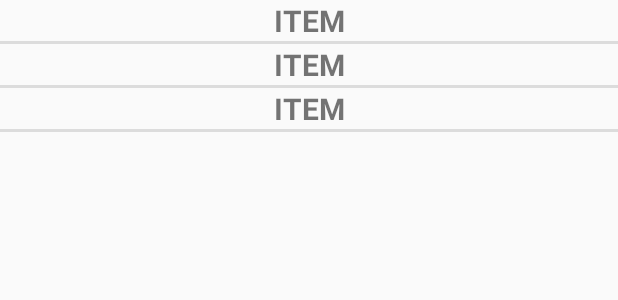
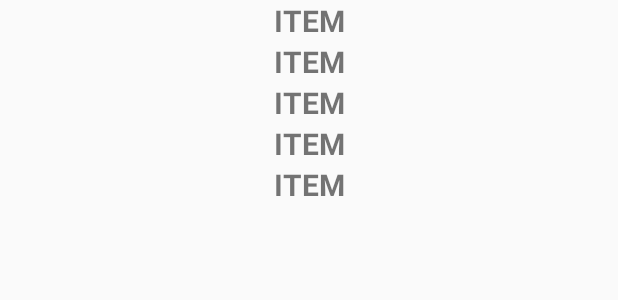
Before and after one commit to bj0/test-listview, an Android app built with Jetpack Compose: the layout pagea.xml on its own in the app's theme, with its tools: preview values and no code run, on a phone screen of 412 x 824 dp. Shown: the top 300 px of the screen. Run offline under Robolectric (Android 15) with nearby library versions, the phone set to English and light mode, and no system bars.

Commit message:
switch to recycler view

```diff
--- a/app/build.gradle
+++ b/app/build.gradle
@@ -51,8 +51,11 @@ android {
 
 dependencies {
 
+
+
     implementation('me.tatarka.bindingcollectionadapter2:bindingcollectionadapter:4.0.0')
     implementation('me.tatarka.bindingcollectionadapter2:bindingcollectionadapter-viewpager2:4.0.0')
+    implementation 'me.tatarka.bindingcollectionadapter2:bindingcollectionadapter-recyclerview:4.0.0'
 
     implementation('com.google.android.material:material:1.7.0')
     implementation group: 'com.google.guava', name: 'guava', version: "29.0-jre"
--- a/app/src/main/res/layout/item.xml
+++ b/app/src/main/res/layout/item.xml
@@ -2,6 +2,10 @@
 <layout xmlns:tools="http://schemas.android.com/tools">
 
     <data>
+
+        <variable
+                name="clicked"
+                type="java.util.function.Consumer&lt;String&gt;" />
 
         <variable
                 name="vm"
@@ -10,12 +14,13 @@
 
     <androidx.constraintlayout.widget.ConstraintLayout xmlns:android="http://schemas.android.com/apk/res/android"
             android:layout_width="match_parent"
-            android:layout_height="match_parent">
+            android:layout_height="wrap_content">
 
         <TextView
                 android:layout_width="match_parent"
                 android:layout_height="match_parent"
                 android:gravity="center"
+                android:onClick="@{() -> clicked.accept(vm)}"
                 android:text="@{vm}"
                 android:textSize="20sp"
                 android:textStyle="bold"
--- a/app/src/main/res/layout/pagea.xml
+++ b/app/src/main/res/layout/pagea.xml
@@ -13,17 +13,17 @@
             android:layout_width="match_parent"
             android:layout_height="match_parent">
 
-        <ListView
+        <androidx.recyclerview.widget.RecyclerView
                 itemBinding="@{vm.itemBinding}"
                 items="@{vm.items}"
-                onItemClick="@{pos-> vm.clicked(pos)}"
                 android:layout_width="0dp"
                 android:layout_height="0dp"
-                android:dividerHeight="2dp"
+                app:layoutManager="androidx.recyclerview.widget.LinearLayoutManager"
                 app:layout_constraintBottom_toBottomOf="parent"
                 app:layout_constraintLeft_toLeftOf="parent"
                 app:layout_constraintRight_toRightOf="parent"
                 app:layout_constraintTop_toTopOf="parent"
+                tools:itemCount="5"
                 tools:listitem="@layout/item" />
 
 
```
Also changed, not shown: app/src/main/java/gov/jeaco/testlv/PageA.kt (+5 -2 lines).
